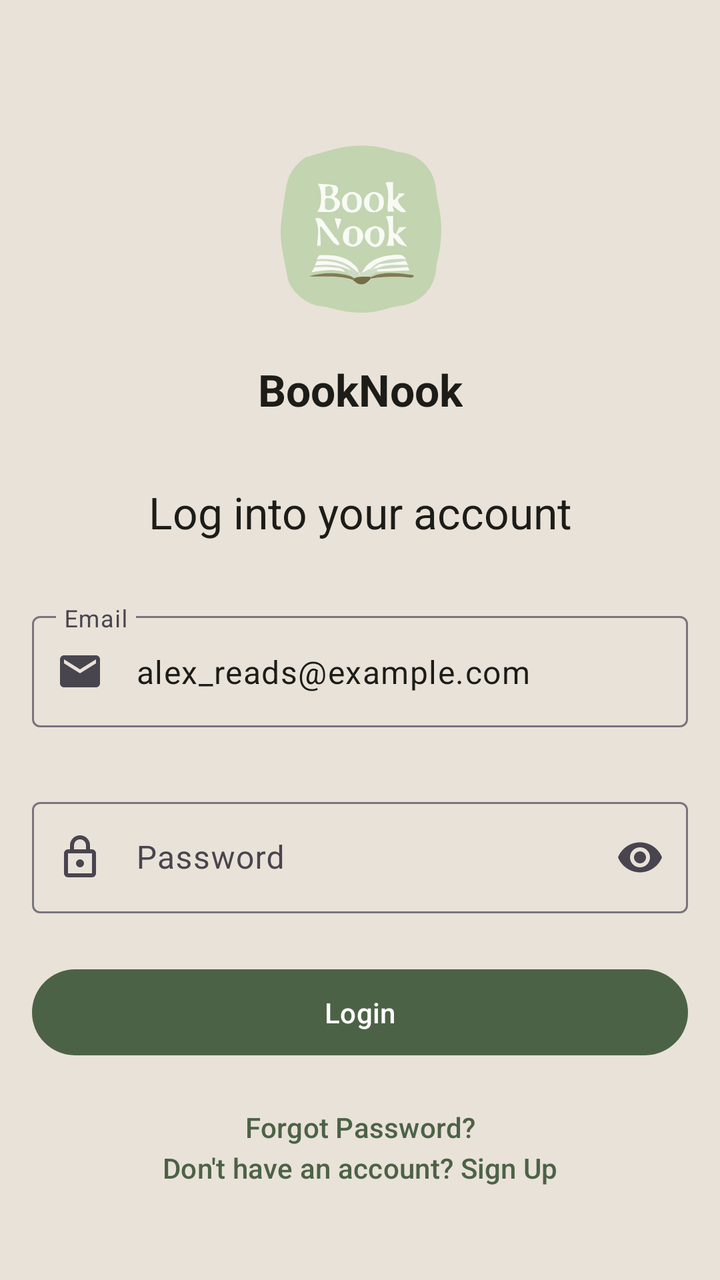
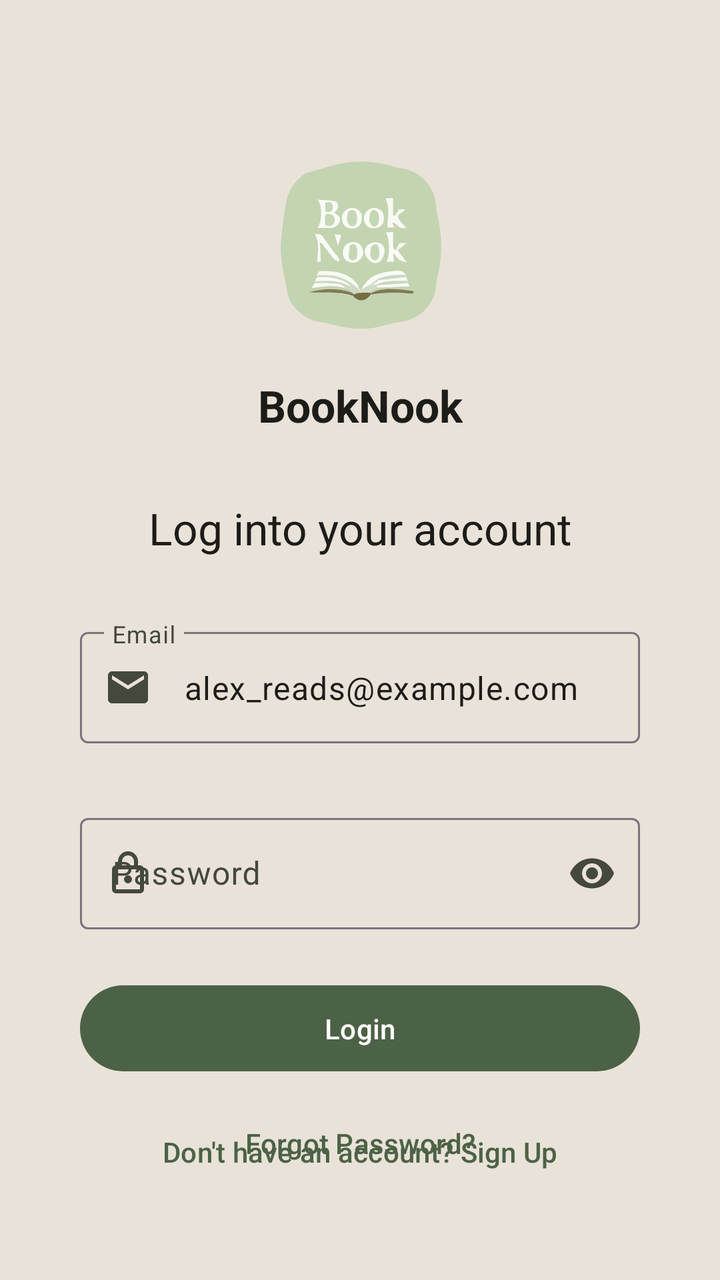

Compare the two renders of this Android layout. The source of the first and the diff that turns it into the second are given below.
<!-- AndroidManifest.xml: application theme Theme.BookNookApp -->
<!-- res/layout/activity_login.xml -->
<?xml version="1.0" encoding="utf-8"?>
<androidx.constraintlayout.widget.ConstraintLayout
    xmlns:android="http://schemas.android.com/apk/res/android"
    xmlns:app="http://schemas.android.com/apk/res-auto"
    xmlns:tools="http://schemas.android.com/tools"
    android:layout_width="match_parent"
    android:layout_height="match_parent"
    android:background="?attr/colorSurface"
    android:padding="16dp"
    android:id="@+id/main"
    tools:context=".LoginActivity">


    
    <ImageView
        android:id="@+id/ivLogo"
        android:layout_width="100dp"
        android:layout_height="100dp"
        android:layout_marginTop="48dp"
        android:contentDescription="Book Nook Logo"
        android:src="@drawable/logo_book_nook"
        app:layout_constraintEnd_toEndOf="parent"
        app:layout_constraintStart_toStartOf="parent"
        app:layout_constraintTop_toTopOf="parent" />

    <TextView
        android:id="@+id/tvAppName"
        android:layout_width="wrap_content"
        android:layout_height="wrap_content"
        android:layout_marginTop="16dp"
        android:text="BookNook"
        android:textAppearance="@style/TextAppearance.Material3.TitleLarge"
        android:textColor="?attr/colorOnSurface"
        android:textStyle="bold"
        app:layout_constraintEnd_toEndOf="parent"
        app:layout_constraintStart_toStartOf="parent"
        app:layout_constraintTop_toBottomOf="@id/ivLogo" />

    <TextView
        android:id="@+id/tvLoginTitle"
        android:layout_width="wrap_content"
        android:layout_height="wrap_content"
        android:layout_marginTop="32dp"
        android:text="Log into your account"
        android:textAppearance="@style/TextAppearance.Material3.TitleLarge"
        android:textColor="?attr/colorOnSurface"
        app:layout_constraintEnd_toEndOf="parent"
        app:layout_constraintStart_toStartOf="parent"
        app:layout_constraintTop_toBottomOf="@id/tvAppName" />


    
    <com.google.android.material.textfield.TextInputLayout
        android:id="@+id/tilEmail"
        style="@style/Widget.Material3.TextInputLayout.OutlinedBox"
        android:layout_width="0dp"
        android:layout_height="wrap_content"
        android:layout_marginTop="32dp"
        android:hint="Email"
        app:layout_constraintEnd_toEndOf="parent"
        app:layout_constraintStart_toStartOf="parent"
        app:layout_constraintTop_toBottomOf="@id/tvLoginTitle"
        app:startIconDrawable="@drawable/ic_email">

        <com.google.android.material.textfield.TextInputEditText
            android:id="@+id/etEmail"
            android:layout_width="match_parent"
            android:layout_height="wrap_content"
            android:inputType="textEmailAddress"
            android:text="alex_reads@example.com" /> 
    </com.google.android.material.textfield.TextInputLayout>


    
    <com.google.android.material.textfield.TextInputLayout
        android:id="@+id/tilPassword"
        style="@style/Widget.Material3.TextInputLayout.OutlinedBox"
        android:layout_width="0dp"
        android:layout_height="wrap_content"
        android:layout_marginTop="32dp"
        android:hint="        Password"
        app:endIconMode="password_toggle"
        app:layout_constraintEnd_toEndOf="parent"
        app:layout_constraintStart_toStartOf="parent"
        app:layout_constraintTop_toBottomOf="@id/tilEmail"
        app:startIconDrawable="@drawable/ic_lock_outline">

        <com.google.android.material.textfield.TextInputEditText
            android:id="@+id/etPassword"
            android:layout_width="match_parent"
            android:layout_height="wrap_content"
            android:inputType="textPassword"
            />
    </com.google.android.material.textfield.TextInputLayout>

    
    <com.google.android.material.button.MaterialButton
        android:id="@+id/btnLogin"
        style="@style/Widget.Material3.Button"
        android:layout_width="0dp"
        android:layout_height="wrap_content"
        android:layout_marginTop="24dp"
        android:paddingVertical="12dp"
        android:textAppearance="@style/TextAppearance.Material3.LabelLarge"
        android:text="Login"
        app:layout_constraintEnd_toEndOf="parent"
        app:layout_constraintStart_toStartOf="parent"
        app:layout_constraintTop_toBottomOf="@id/tilPassword"
        />

    
    <com.google.android.material.button.MaterialButton
        android:id="@+id/btnForgotPassword"
        style="@style/Widget.Material3.Button.TextButton"
        android:layout_width="wrap_content"
        android:layout_height="wrap_content"
        android:layout_marginTop="8dp"
        android:textAppearance="@style/TextAppearance.Material3.LabelLarge"
        android:text="Forgot Password?"
        android:textColor="?attr/colorPrimary"
        app:layout_constraintEnd_toEndOf="parent"
        app:layout_constraintStart_toStartOf="parent"
        app:layout_constraintTop_toBottomOf="@id/btnLogin" />

    
    <com.google.android.material.button.MaterialButton
        android:id="@+id/btnSignUp"
        style="@style/Widget.Material3.Button.TextButton"
        android:layout_width="wrap_content"
        android:layout_height="wrap_content"
        android:layout_marginBottom="16dp"
        android:text="Don't have an account? Sign Up"
        android:textColor="?attr/colorPrimary"
        app:layout_constraintBottom_toBottomOf="parent"
        app:layout_constraintEnd_toEndOf="parent"
        app:layout_constraintStart_toStartOf="parent" />

</androidx.constraintlayout.widget.ConstraintLayout>
<!-- resources referenced by this layout -->
<resources>
  <!-- drawable ic_email (drawable) -->
  <vector xmlns:android="http://schemas.android.com/apk/res/android" android:height="24dp" android:tint="#1A1818" android:viewportHeight="24" android:viewportWidth="24" android:width="24dp">
        
      <path android:fillColor="@android:color/white" android:pathData="M20,4L4,4c-1.1,0 -1.99,0.9 -1.99,2L2,18c0,1.1 0.9,2 2,2h16c1.1,0 2,-0.9 2,-2L22,6c0,-1.1 -0.9,-2 -2,-2zM20,8l-8,5 -8,-5L4,6l8,5 8,-5v2z"/>
      
  </vector>
  <style name="Theme.BookNookApp" parent="Theme.Material3.DayNight.NoActionBar">
          
          
          <item name="colorPrimary">@color/md_theme_primary</item>
          <item name="colorOnPrimary">@color/md_theme_onPrimary</item>
          
          <item name="colorPrimaryContainer">@color/md_theme_primaryContainer</item>
          <item name="colorOnPrimaryContainer">@color/md_theme_onPrimaryContainer
          </item> 
  
          
          
          <item name="colorSecondary">@color/md_theme_secondary</item>
          <item name="colorOnSecondary">@color/md_theme_onSecondary</item>
          <item name="colorSecondaryContainer">@color/md_theme_secondaryContainer</item>
          <item name="colorOnSecondaryContainer">@color/md_theme_onSecondaryContainer</item>
  
          
          
          <item name="colorTertiary">@color/md_theme_tertiary</item>
          <item name="colorOnTertiary">@color/md_theme_onTertiary</item>
          <item name="colorTertiaryContainer">@color/md_theme_tertiaryContainer
          </item> 
          <item name="colorOnTertiaryContainer">@color/md_theme_onTertiaryContainer</item>
  
          
          <item name="colorSurface">@color/md_theme_surface</item> 
          <item name="colorOnSurface">@color/md_theme_onSurface
          </item> 
          <item name="colorSurfaceContainer">@color/md_theme_surfaceContainer
          </item> 
  
          
          <item name="colorError">@color/md_theme_error</item>
          <item name="colorOnError">@color/md_theme_onError</item>
  
          
          <item name="android:windowBackground">@color/md_theme_surface</item>
          <item name="android:statusBarColor">@color/md_theme_surface</item>
          <item name="android:windowLightStatusBar">true</item>
      </style>
  <color name="md_theme_primary">#4C6246</color>
  <color name="md_theme_onPrimary">#FFFFFF</color>
  <color name="md_theme_primaryContainer">#B4C8AA</color>
  <color name="md_theme_onPrimaryContainer">#182316</color>
  <color name="md_theme_secondary">#5C757A</color>
  <color name="md_theme_onSecondary">#FFFFFF</color>
  <color name="md_theme_secondaryContainer">#DEEBF1</color>
  <color name="md_theme_onSecondaryContainer">#141E21</color>
  <color name="md_theme_tertiary">#CB7A5C</color>
  <color name="md_theme_onTertiary">#FFFFFF</color>
  <color name="md_theme_tertiaryContainer">#FFDBC9</color>
  <color name="md_theme_onTertiaryContainer">#331200</color>
  <color name="md_theme_surface">#E9E2D8</color>
  <color name="md_theme_onSurface">#1C1C18</color>
  <color name="md_theme_surfaceContainer">#F0EAE2</color>
  <color name="md_theme_error">#BA1A1A</color>
  <color name="md_theme_onError">#FFFFFF</color>
  <!-- unchanged entries left out for length: 2 -->
</resources>

<!-- the commit's change to res/layout/activity_login.xml (unified diff, before → after) -->
@@ -6,7 +6,7 @@
     android:layout_width="match_parent"
     android:layout_height="match_parent"
     android:background="?attr/colorSurface"
-    android:padding="16dp"
+    android:padding="24dp"
     android:id="@+id/main"
     tools:context=".LoginActivity">
 
@@ -56,11 +56,14 @@
         android:layout_width="0dp"
         android:layout_height="wrap_content"
         android:layout_marginTop="32dp"
+        android:layout_marginStart="16dp"
+        android:layout_marginEnd="16dp"
         android:hint="Email"
         app:layout_constraintEnd_toEndOf="parent"
         app:layout_constraintStart_toStartOf="parent"
         app:layout_constraintTop_toBottomOf="@id/tvLoginTitle"
-        app:startIconDrawable="@drawable/ic_email">
+        app:startIconDrawable="@drawable/ic_email"
+        app:startIconTint="?attr/colorOnSurfaceVariant">
 
         <com.google.android.material.textfield.TextInputEditText
             android:id="@+id/etEmail"
@@ -78,12 +81,17 @@
         android:layout_width="0dp"
         android:layout_height="wrap_content"
         android:layout_marginTop="32dp"
-        android:hint="        Password"
+        android:layout_marginStart="16dp"
+        android:layout_marginEnd="16dp"
+        android:hint="Password"
         app:endIconMode="password_toggle"
+        app:endIconTint="?attr/colorOnSurfaceVariant"
         app:layout_constraintEnd_toEndOf="parent"
         app:layout_constraintStart_toStartOf="parent"
         app:layout_constraintTop_toBottomOf="@id/tilEmail"
-        app:startIconDrawable="@drawable/ic_lock_outline">
+        app:startIconDrawable="@drawable/ic_lock_outline"
+        app:startIconTint="?attr/colorOnSurfaceVariant">
+
 
         <com.google.android.material.textfield.TextInputEditText
             android:id="@+id/etPassword"
@@ -99,6 +107,8 @@
         style="@style/Widget.Material3.Button"
         android:layout_width="0dp"
         android:layout_height="wrap_content"
+        android:layout_marginStart="16dp"
+        android:layout_marginEnd="16dp"
         android:layout_marginTop="24dp"
         android:paddingVertical="12dp"
         android:textAppearance="@style/TextAppearance.Material3.LabelLarge"
<!-- resource entries referenced after the edit -->
@@ -39,6 +39,12 @@
           </item> 
   
           
+          <item name="colorOnSurfaceVariant">@color/md_theme_onSurfaceVariant</item>
+          <item name="colorOutlineVariant">@color/md_theme_outlineVariant</item>
+  
+  
+  
+          
           <item name="colorError">@color/md_theme_error</item>
           <item name="colorOnError">@color/md_theme_onError</item>
   
@@ -46,6 +52,9 @@
           <item name="android:windowBackground">@color/md_theme_surface</item>
           <item name="android:statusBarColor">@color/md_theme_surface</item>
           <item name="android:windowLightStatusBar">true</item>
+  
+          
+          <item name="bottomSheetDialogTheme">@style/AppBottomSheetDialogTheme</item>
       </style>
   <color name="md_theme_primary">#4C6246</color>
   <color name="md_theme_onPrimary">#FFFFFF</color>
@@ -62,8 +71,16 @@
   <color name="md_theme_surface">#E9E2D8</color>
   <color name="md_theme_onSurface">#1C1C18</color>
   <color name="md_theme_surfaceContainer">#F0EAE2</color>
+  <color name="md_theme_onSurfaceVariant">#44483D</color>
+  <color name="md_theme_outlineVariant">#C4C8BB</color>
   <color name="md_theme_error">#BA1A1A</color>
   <color name="md_theme_onError">#FFFFFF</color>
+  <style name="AppBottomSheetDialogTheme" parent="Theme.Design.Light.BottomSheetDialog">
+          <item name="bottomSheetStyle">@style/AppModalStyle</item>
+      </style>
+  <style name="AppModalStyle" parent="Widget.Design.BottomSheet.Modal">
+          <item name="android:background">@android:color/transparent</item>
+      </style>
   <!-- unchanged entries left out for length: 2 -->
 </resources>
 
